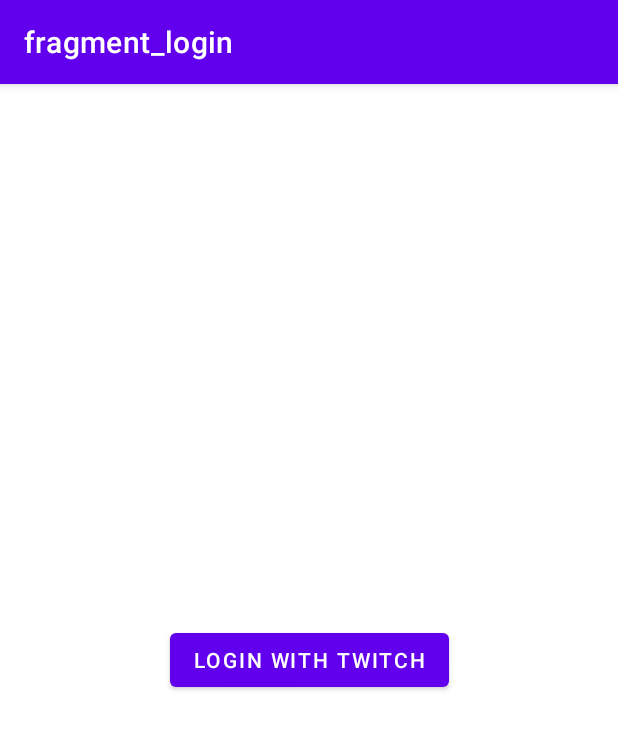
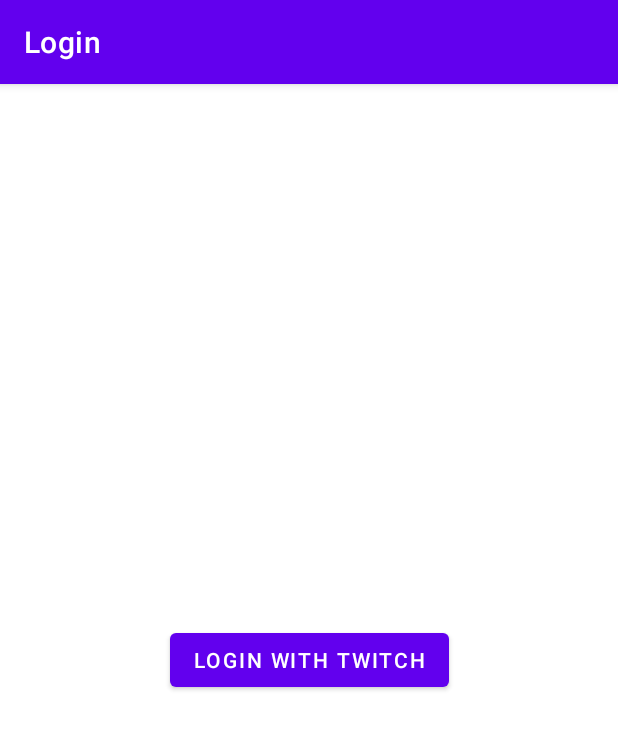
Before and after one commit to DDavoH/Android-Clean-Architecture-TwitchAPI, an Android app: the screen it shows after launch (MainActivity), on a phone screen of 412 x 824 dp. Shown: the top 729 px of the screen. Run offline under Robolectric (Android 15) with nearby library versions, the phone set to English and light mode, and no system bars; our stand-ins replace Dagger/Hilt's generated code, navigation-ui; pictures from the network do not load; 2 statements that could not run were skipped.

Commit message:
nav labels edited

```diff
--- a/app/src/main/res/navigation/nav_graph.xml
+++ b/app/src/main/res/navigation/nav_graph.xml
@@ -8,29 +8,27 @@
     <fragment
         android:id="@+id/loginFragment"
         android:name="com.davoh.oauth2_twitch.ui.LoginFragment"
-        android:label="fragment_login"
-        tools:layout="@layout/fragment_login" >
+        android:label="Login"
+        tools:layout="@layout/fragment_login">
         <action
             android:id="@+id/action_loginFragment_to_topGamesFragment"
             app:destination="@id/topGamesFragment"
             app:launchSingleTop="true"
             app:popUpTo="@+id/nav_graph"
-            app:popUpToInclusive="true"
-            />
+            app:popUpToInclusive="true" />
     </fragment>
 
     <fragment
         android:id="@+id/topGamesFragment"
         android:name="com.davoh.oauth2_twitch.ui.TopGamesFragment"
-            android:label="fragment_top_games"
-            tools:layout="@layout/fragment_top_games" >
+        android:label="Top Games"
+        tools:layout="@layout/fragment_top_games">
         <action
             android:id="@+id/action_topGamesFragment_to_loginFragment"
+            app:destination="@id/loginFragment"
             app:launchSingleTop="true"
-                app:destination="@id/loginFragment"
             app:popUpTo="@+id/nav_graph"
-                app:popUpToInclusive="true"
-                />
+            app:popUpToInclusive="true" />
     </fragment>
 
 </navigation>
```
Lines whose indentation alone changed are shown as unchanged.
